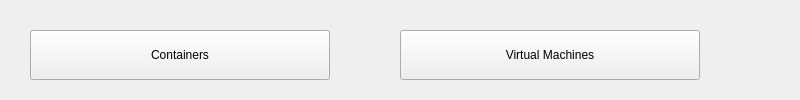
Vortex-Linux/vortex-installer, file ui/nav.ui: the form before one commit.
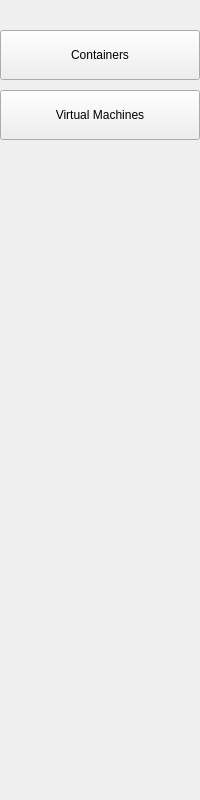
The form after the commit.

Diff of the .ui file:
```diff
--- a/ui/nav.ui
+++ b/ui/nav.ui
@@ -6,8 +6,8 @@
             <rect>
                 <x>100</x>
                 <y>100</y>
-                <width>800</width>
-                <height>100</height>
+                <width>200</width>  
+                <height>800</height> 
             </rect>
         </property>
         <widget class="QPushButton" name="container_button">
@@ -16,10 +16,10 @@
             </property>
             <property name="geometry">
                 <rect>
-                    <x>30</x>
-                    <y>30</y>
-                    <width>300</width>
-                    <height>50</height>
+                    <x>0</x>    
+                    <y>30</y>   
+                    <width>200</width>  
+                    <height>50</height> 
                 </rect>
             </property>
         </widget>
@@ -29,10 +29,10 @@
             </property>
             <property name="geometry">
                 <rect>
-                    <x>400</x>
-                    <y>30</y>
-                    <width>300</width>
-                    <height>50</height>
+                    <x>0</x>    
+                    <y>90</y>   
+                    <width>200</width>  
+                    <height>50</height> 
                 </rect>
             </property>
         </widget>
```
